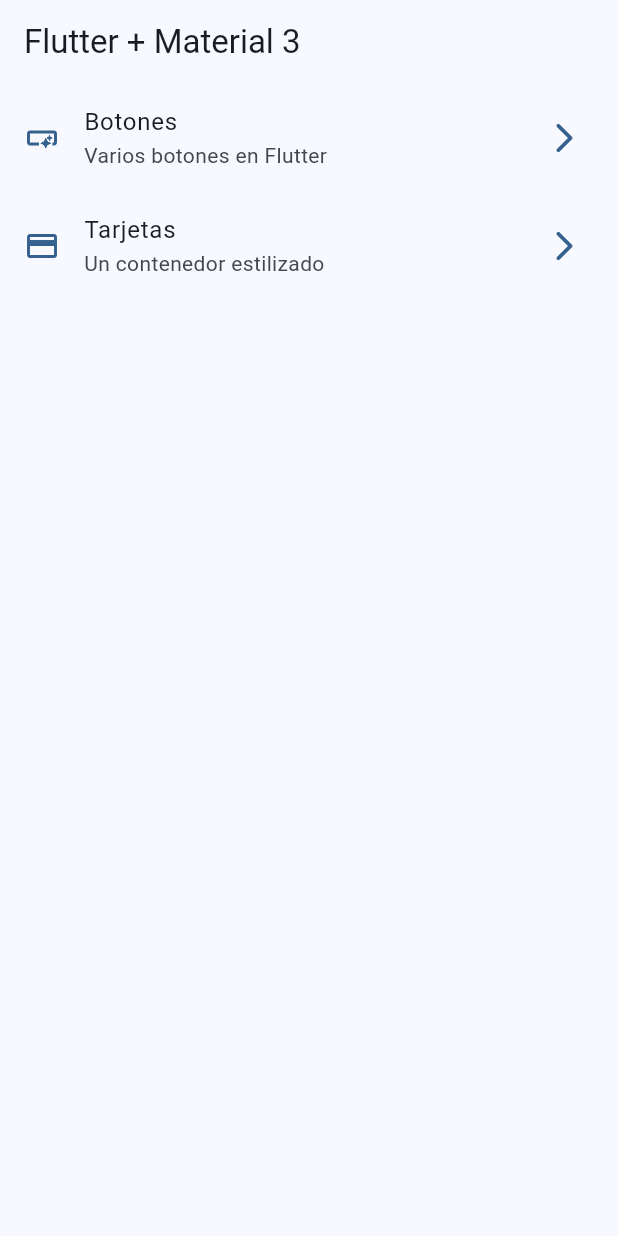
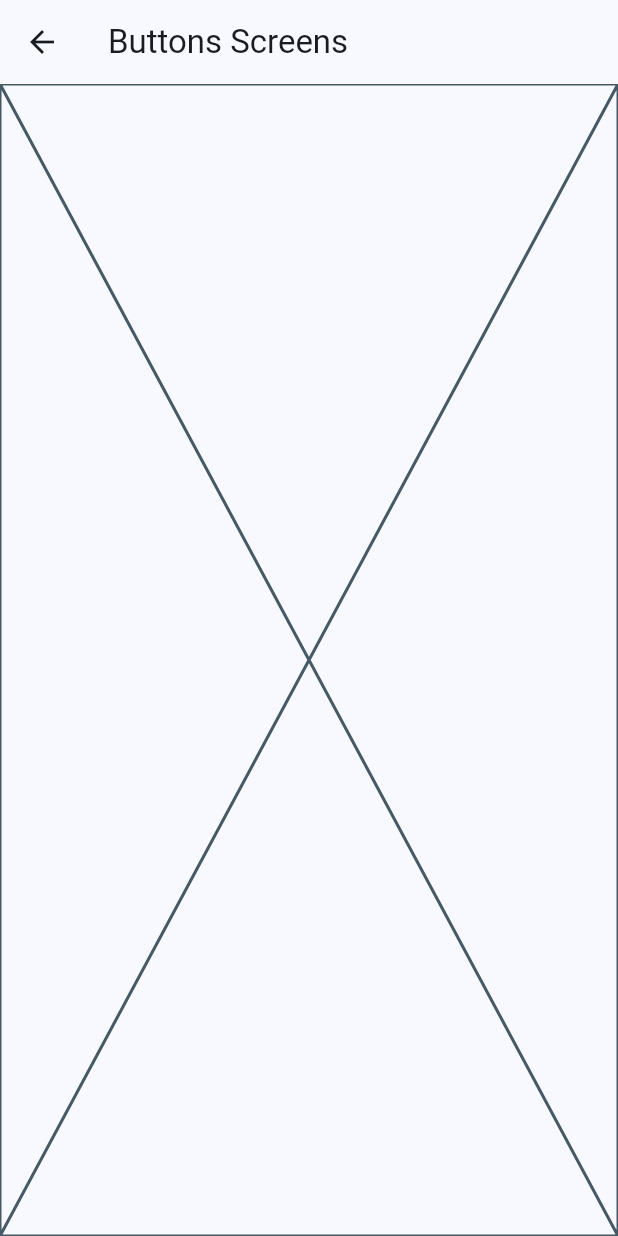
Before and after one commit to Kanicbay/Flutter-Learning, a Flutter app: the screen it shows after launch, after a tap on "Botones", on a phone screen of 412 x 824 dp. Run offline on Flutter 3.47's test engine with Material 3 defaults, Android fonts, the phone set to English and light mode, and no system bars; our stand-ins replace animate_do, dio, video_player.

Commit message:
feat(widgets_app): add basic router with navigator
Brian Coyago

```diff
--- a/Flutter/widgets_app/lib/config/menu/menu_item.dart
+++ b/Flutter/widgets_app/lib/config/menu/menu_item.dart
@@ -25,7 +25,7 @@ final appMenuItems = <MenuItem>[
   MenuItem(
     title: 'Tarjetas',
     subTitle: 'Un contenedor estilizado',
-    link: '/card',
+    link: '/cards',
     icon: Icons.credit_card,
   ),
 ];
--- a/Flutter/widgets_app/lib/main.dart
+++ b/Flutter/widgets_app/lib/main.dart
@@ -1,5 +1,7 @@
 import 'package:flutter/material.dart';
 import 'package:widgets_app/config/theme/app_theme.dart';
+import 'package:widgets_app/presentation/screens/buttons/buttons_screen.dart';
+import 'package:widgets_app/presentation/screens/cards/cards_screen.dart';
 import 'package:widgets_app/presentation/screens/home/home_screen.dart';
 
 void main() {
@@ -15,6 +17,10 @@ class MainApp extends StatelessWidget {
       debugShowCheckedModeBanner: false,
       theme: AppTheme(selectedColor: 0).getTheme(),
       home: const HomeScreen(),
+      routes: {
+        '/buttons': (context) => ButtonsScreen(),
+        '/cards': (context) => CardsScreen(),
+      },
     );
   }
 }
--- /dev/null
+++ b/Flutter/widgets_app/lib/presentation/screens/buttons/buttons_screen.dart
@@ -0,0 +1,13 @@
+import 'package:flutter/material.dart';
+
+class ButtonsScreen extends StatelessWidget {
+  const ButtonsScreen({super.key});
+
+  @override
+  Widget build(BuildContext context) {
+    return Scaffold(
+      appBar: AppBar(title: const Text('Buttons Screens')),
+      body: const Placeholder(),
+    );
+  }
+}
--- a/Flutter/widgets_app/lib/presentation/screens/home/home_screen.dart
+++ b/Flutter/widgets_app/lib/presentation/screens/home/home_screen.dart
@@ -1,5 +1,6 @@
 import 'package:flutter/material.dart';
 import 'package:widgets_app/config/menu/menu_item.dart';
+import 'package:widgets_app/presentation/screens/buttons/buttons_screen.dart';
 
 class HomeScreen extends StatelessWidget {
   const HomeScreen({super.key});
@@ -43,7 +44,10 @@ class _CustomListTile extends StatelessWidget {
       subtitle: Text(menuItem.subTitle),
       trailing: Icon(Icons.arrow_forward_ios_rounded, color: colors.primary),
       onTap: () {
-        // TODO: navegar a otra pantalla
+        // Navigator.of(
+        //   context,
+        // ).push(MaterialPageRoute(builder: (context) => ButtonsScreen()));
+        Navigator.pushNamed(context, menuItem.link);
       },
     );
   }
```
Also changed, not shown: Flutter/widgets_app/lib/presentation/screens/cards/cards_screen.dart (added, +13 -0 lines).
